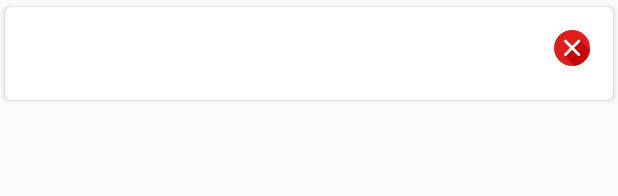
After one commit to andavb/DriveIt, an Android app: the layout recycle_view_item.xml on its own in the app's theme, with its tools: preview values and no code run, on a phone screen of 412 x 824 dp. The commit adds this screen. Shown: the top 196 px of the screen. Run offline under Robolectric (Android 15) with nearby library versions, the phone set to English and light mode, and no system bars; network calls fail.

Commit message:
added recycleview, get data et data from api

```diff
--- a/DriveIt/app/src/main/AndroidManifest.xml
+++ b/DriveIt/app/src/main/AndroidManifest.xml
@@ -33,7 +33,8 @@
         <activity
             android:name=".Registracija"
             android:parentActivityName=".Login" />
-        <activity android:name=".voznje"></activity>
+        <activity android:name=".voznje"
+            android:parentActivityName=".GlavniMeni"></activity>
     </application>
 
 </manifest>
--- a/DriveIt/app/src/main/java/com/example/andrejavbelj/driveit/GlavniMeni.java
+++ b/DriveIt/app/src/main/java/com/example/andrejavbelj/driveit/GlavniMeni.java
@@ -162,7 +162,7 @@ public class GlavniMeni extends AppCompatActivity
         int id = item.getItemId();
 
         if (id == R.id.ID_euro) {
-            Intent i = new Intent();
+            Intent i = new Intent(getBaseContext(), voznje.class);
             startActivity(i);
 
         } else if (id == R.id.nav_share) {
--- /dev/null
+++ b/DriveIt/app/src/main/res/drawable-xhdpi/ic_x_button.xml
@@ -0,0 +1,7 @@
+<vector android:height="24dp" android:viewportHeight="512"
+    android:viewportWidth="512" android:width="24dp" xmlns:android="http://schemas.android.com/apk/res/android">
+    <path android:fillColor="#E21B1B" android:pathData="M256,256m-256,0a256,256 0,1 1,512 0a256,256 0,1 1,-512 0"/>
+    <path android:fillColor="#C40606" android:pathData="M510.28,285.304L367.912,142.936L150.248,368.608l140.928,140.928C406.352,493.696 497.056,401.288 510.28,285.304z"/>
+    <path android:fillColor="#FFFFFF" android:pathData="M354.376,371.536c-5.12,0 -10.232,-1.952 -14.144,-5.856L146.408,171.848c-7.816,-7.816 -7.816,-20.472 0,-28.28s20.472,-7.816 28.28,0L368.52,337.4c7.816,7.816 7.816,20.472 0,28.28C364.608,369.584 359.496,371.536 354.376,371.536z"/>
+    <path android:fillColor="#FFFFFF" android:pathData="M160.544,371.536c-5.12,0 -10.232,-1.952 -14.144,-5.856c-7.816,-7.816 -7.816,-20.472 0,-28.28l193.832,-193.832c7.816,-7.816 20.472,-7.816 28.28,0s7.816,20.472 0,28.28L174.688,365.68C170.784,369.584 165.664,371.536 160.544,371.536z"/>
+</vector>
--- a/DriveIt/app/src/main/res/drawable/button_shape_blue.xml
+++ b/DriveIt/app/src/main/res/drawable/button_shape_blue.xml
@@ -1,4 +1,3 @@
-<?xml version="1.0" encoding="utf-8"?>
 <?xml version="1.0" encoding="utf-8"?>
 <shape xmlns:android="http://schemas.android.com/apk/res/android" android:shape="rectangle" >
     <corners
--- /dev/null
+++ b/DriveIt/app/src/main/res/layout/recycle_view_item.xml
@@ -0,0 +1,52 @@
+<?xml version="1.0" encoding="utf-8"?>
+<android.support.v7.widget.CardView xmlns:android="http://schemas.android.com/apk/res/android"
+    android:layout_width="match_parent"
+    android:layout_height="wrap_content"
+    xmlns:app="http://schemas.android.com/apk/res-auto"
+    app:cardCornerRadius="4dp"
+    app:cardUseCompatPadding="true">
+
+    <RelativeLayout
+        android:layout_width="match_parent"
+        android:layout_height="wrap_content"
+        android:layout_margin="15dp"
+        android:layout_marginBottom="35dp"
+        android:layout_marginTop="35dp"
+        android:id="@+id/igralec_item">
+        <TextView
+            android:layout_width="180dp"
+            android:layout_height="wrap_content"
+            android:textSize="20sp"
+            android:padding="2dp"
+            android:id="@+id/ID_txtViewIme"/>
+
+        <TextView
+            android:text=""
+            android:id="@+id/ID_txtViewKolcina"
+            android:layout_width="wrap_content"
+            android:layout_height="wrap_content"
+            android:textSize="20sp"
+            android:padding="2dp"
+            android:layout_alignParentTop="true"
+            android:layout_toEndOf="@+id/ID_txtViewIme"/>
+
+        <TextView
+            android:text=""
+            android:id="@+id/ID_txtViewCena"
+            android:layout_width="wrap_content"
+            android:layout_height="wrap_content"
+            android:textSize="20sp"
+            android:padding="2dp"
+            android:layout_alignParentTop="true"
+            android:layout_toEndOf="@+id/ID_txtViewKolcina"/>
+
+        <ImageView
+            android:id="@+id/odstrani"
+            android:layout_width="wrap_content"
+            android:layout_height="wrap_content"
+            android:layout_alignParentEnd="true"
+            android:layout_alignParentTop="true"
+            app:srcCompat="@drawable/ic_x_button" />
+    </RelativeLayout>
+
+</android.support.v7.widget.CardView>
--- a/DriveIt/app/src/main/res/menu/activity_glavni_meni_drawer.xml
+++ b/DriveIt/app/src/main/res/menu/activity_glavni_meni_drawer.xml
@@ -7,7 +7,7 @@
         <item
             android:id="@+id/ID_euro"
             android:icon="@drawable/ic_euro_symbol_black_24dp"
-            android:title="Tools" />
+            android:title="@string/voznje" />
     </group>
 
     <item android:title="Bluetooth">
@@ -15,7 +15,7 @@
             <item
                 android:id="@+id/nav_share"
                 android:icon="@drawable/ic_bluetooth_black_24dp"
-                android:title="Naprave" />
+                android:title="@string/naprave" />
         </menu>
     </item>
 
--- a/DriveIt/app/src/main/res/values/strings.xml
+++ b/DriveIt/app/src/main/res/values/strings.xml
@@ -29,4 +29,9 @@
     <string name="prijava_ni_uspela">Prijava ni uspela</string>
     <string name="uporabnik_ne_obstaja">Uporabnik ne obstaja</string>
     <string name="dodaj">+</string>
+    <string name="voznje">Vožnje</string>
+    <string name="naprave">Naprave</string>
+    <string name="ime">Ime</string>
+    <string name="kolicina">Kolicina</string>
+    <string name="cena">Cena</string>
 </resources>
```
Also changed, not shown: DriveIt/app/src/main/java/com/example/andrejavbelj/driveit/Login.java (+7 -2 lines), DriveIt/app/src/main/java/com/example/andrejavbelj/driveit/VoznjeClass/Voznje.java (added, +67 -0 lines), DriveIt/app/src/main/java/com/example/andrejavbelj/driveit/VoznjeClass/VoznjeList.java (added, +98 -0 lines), DriveIt/app/src/main/java/com/example/andrejavbelj/driveit/voznje.java (+199 -0 lines), DriveIt/app/src/main/res/layout/activity_voznje.xml (+60 -13 lines), 244 other files.
